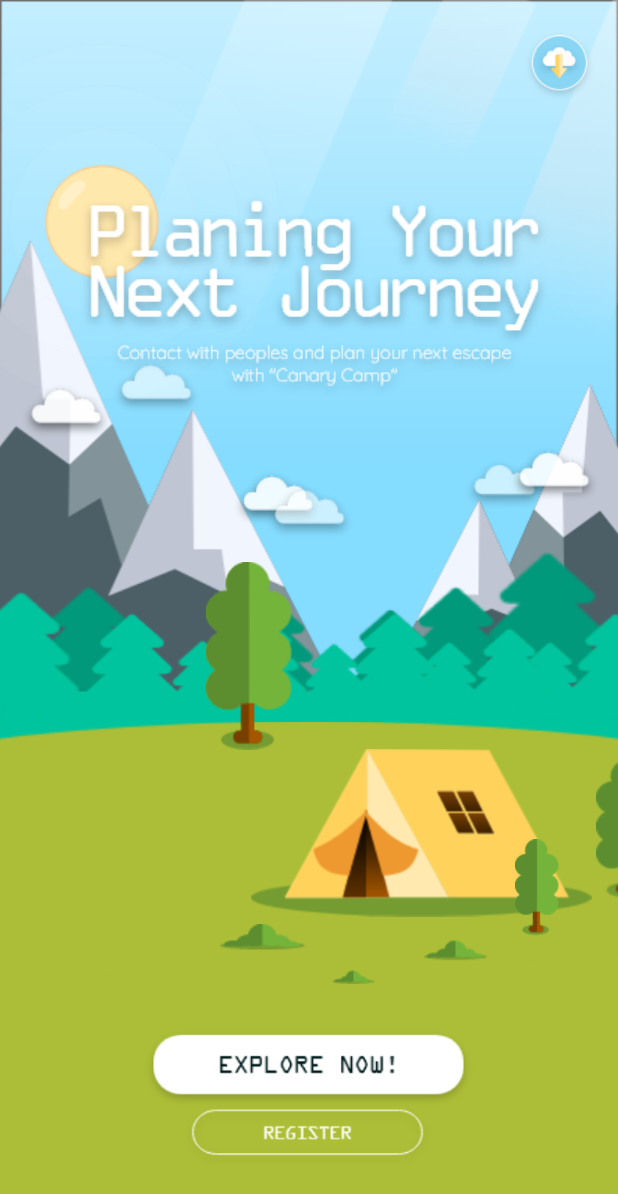
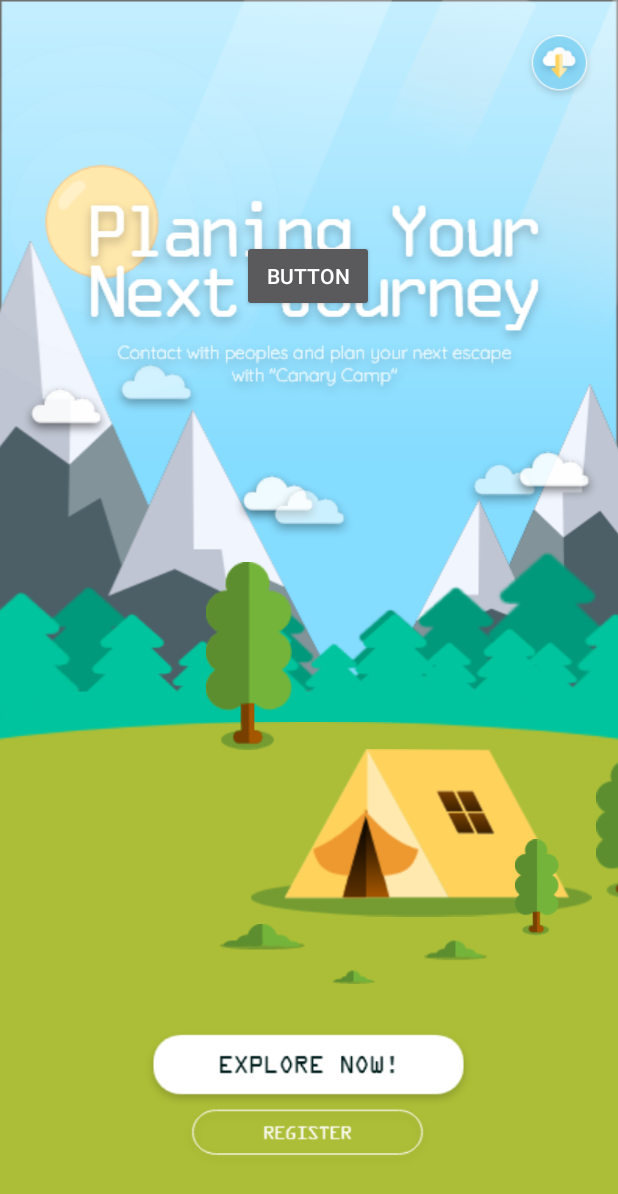
Before and after one commit to JavierMedina11/Acampada-OpenCanarias, an Android app: the screen it shows after launch (HomeActivity), after a tap on an icon or button, on a phone screen of 412 x 824 dp. Shown: the top 1194 px of the screen. Run offline under Robolectric (Android 15) with nearby library versions, the phone set to English and light mode, and no system bars; our stand-ins replace Room's generated code, Volley; libraries missing offline, so code that uses them is left out: org.java_websocket.client; network calls fail; Roboto replaces fonts that are not available here; 1 statement that could not run was skipped.

Commit message:
Incidencias en reservas

```diff
--- a/frontend/app/src/main/java/com/example/frontend/controller/io/IVolleyService.kt
+++ b/frontend/app/src/main/java/com/example/frontend/controller/io/IVolleyService.kt
@@ -9,8 +9,6 @@ import com.example.frontend.controller.models.Zone
 
 interface IVolleyService {
 
-    fun getAllPerson(context: Context, completionHandler: (response: ArrayList<Persona>?) -> Unit)
-
     fun getAll(context: Context,token: String, completionHandler: (response: ArrayList<Zone>?) -> Unit)
 
     fun getAllPerson(context: Context, completionHandler: (response: ArrayList<Persona>?) -> Unit)
@@ -20,8 +18,6 @@ interface IVolleyService {
     fun getZoneById(context: Context, zoneId: Int, completionHandler: (response: Zone?) -> Unit)
 
     fun getBookingById(context: Context, zoneId: Int, completionHandler: (response: Reserva?) -> Unit)
-
-    fun getAllBookings(context: Context,  completionHandler: (response: ArrayList<Reserva>?) -> Unit)
 
     fun getPersonById(context: Context, zoneId: Int, completionHandler: (response: Persona?) -> Unit)
 
--- a/frontend/app/src/main/java/com/example/frontend/controller/ui/ListActivity.kt
+++ b/frontend/app/src/main/java/com/example/frontend/controller/ui/ListActivity.kt
@@ -277,12 +277,12 @@ class ListActivity : AppCompatActivity() {
             listaReserva = it as ArrayList<Reserva>
 
             for (i in 0 until listaReserva.size) {
-                Log.v("Update", "Entro: " + reserva)
                 serviceImpl.updateReserve(this, listaReserva[i]) { ->
                     run {
                         Log.v("UPDATED", "Updated: " + listaReserva[i].id)
                     }
                 }
+                Log.v("Update", "Entro: " + listaReserva.size)
             }
         });
     }
--- a/frontend/app/src/main/java/com/example/frontend/controller/ui/LoginActivity.kt
+++ b/frontend/app/src/main/java/com/example/frontend/controller/ui/LoginActivity.kt
@@ -33,8 +33,6 @@ class LoginActivity : AppCompatActivity() {
                 operarioList = it
                 if(input.text.toString() == operarioList[0].email && imput2.text.toString() == operarioList[0].password){
                     val intent = Intent(this, ZoneActivity::class.java)
-                    intent.putExtra("num", 1)
-                    intent.putExtra("opeId",  operarioList[0].id)
                     startActivity(intent)
                     overridePendingTransition(R.anim.fade_in, R.anim.fade_out)
                 }else{
--- a/frontend/app/src/main/java/com/example/frontend/controller/ui/ReservaDetalladaActivity.kt
+++ b/frontend/app/src/main/java/com/example/frontend/controller/ui/ReservaDetalladaActivity.kt
@@ -90,9 +90,9 @@ class ReservaDetalladaActivity : AppCompatActivity() {
 
             database.personas().getById(personId).observe(this, Observer{
                 listaPersons = it
-                /*val url = "https://cryptic-dawn-95434.herokuapp.com/img/"
+                val url = "https://cryptic-dawn-95434.herokuapp.com/img/"
                 val imageUrl = url + listaPersons[0].url_img + ".png"
-                Picasso.with(this).load(imageUrl).into(imagenPerfilReserva);*/
+                Picasso.with(this).load(imageUrl).into(imagenPerfilReserva);
             })
 
             logo.setOnClickListener {
--- a/frontend/app/src/main/java/com/example/frontend/controller/ui/ZoneActivity.kt
+++ b/frontend/app/src/main/java/com/example/frontend/controller/ui/ZoneActivity.kt
@@ -142,6 +142,7 @@ class ZoneActivity : AppCompatActivity() {
                 override fun onAvailable(network: Network) {
                     isNetworkConnected = true
                     Log.v("Wifi", wifi.toString())
+                    Log.v("syncConect", "Sincronizaco pa dentro")
                     syncDBServerToDBLocalPersons()
                     syncDBServerToDBLocalZones()
                 }
@@ -169,6 +170,7 @@ class ZoneActivity : AppCompatActivity() {
                         for (i in 0 until reservaArray.size) {
                             database.personas().insert(reservaArray[i])
                         }
+                        Log.v("PRUEBAAAAAAA", "Prueba Z: " + reservaArray.size)
                     }
                 }
             }
@@ -178,14 +180,11 @@ class ZoneActivity : AppCompatActivity() {
     private fun syncDBServerToDBLocalZones() {
         val tokenPref = preferences.getString("tokenPref", null)
         val zoneImpl = ServiceImpl()
-        Log.v("PRUEBAAAAAAA", "Llego 1")
         zoneImpl.getAll(this, tokenPref.toString()) { response ->
             run {
                 val database = AppDatabase.getDatabase(this)
-                Log.v("PRUEBAAAAAAA", "Llego 2")
                 CoroutineScope(Dispatchers.IO).launch{
                     database.zonas().delete()
-                    Log.v("PRUEBAAAAAAA", "Llego 3")
                     val zoneArray : ArrayList<Zone>? = response
                     if (zoneArray != null) {
                         for (i in 0 until zoneArray.size) {
--- a/frontend/app/src/main/java/com/example/frontend/controller/util/ZoneAdapter.kt
+++ b/frontend/app/src/main/java/com/example/frontend/controller/util/ZoneAdapter.kt
@@ -86,7 +86,6 @@ class ZoneAdapter(var zoneLists: ArrayList<Zone>, val context: Context): Recycle
                 /*val builder = AlertDialog.Builder(context)
                 builder.setTitle("Delete")
                 builder.setMessage("Are you sure to delete you account ?")
-
                 Log.v("dadas", "DDDDDDDDDDDDDDDDDDDDDDDDDDDDDDDDDDDDDDDDDDD")
                 builder.setPositiveButton(android.R.string.yes) { dialog, which ->
                     Toast.makeText(
@@ -95,7 +94,6 @@ class ZoneAdapter(var zoneLists: ArrayList<Zone>, val context: Context): Recycle
                     ).show()
                     Log.v("Edit", "borrao")
                 }
-
                 builder.setNegativeButton(android.R.string.no) { dialog, which ->
                     Toast.makeText(
                         context,
--- a/frontend/app/src/main/res/layout/activity_home.xml
+++ b/frontend/app/src/main/res/layout/activity_home.xml
@@ -271,7 +271,7 @@
         android:layout_height="wrap_content"
         android:layout_marginTop="160dp"
         android:text="Button"
-        android:visibility="invisible"
+        android:visibility="visible"
         app:layout_constraintEnd_toEndOf="parent"
         app:layout_constraintHorizontal_bias="0.498"
         app:layout_constraintStart_toStartOf="parent"
```
